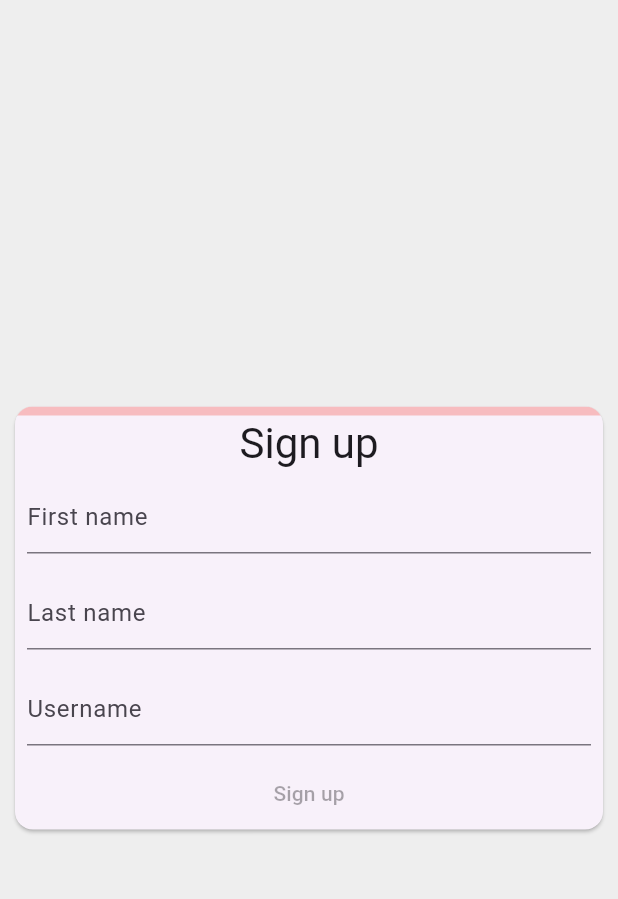
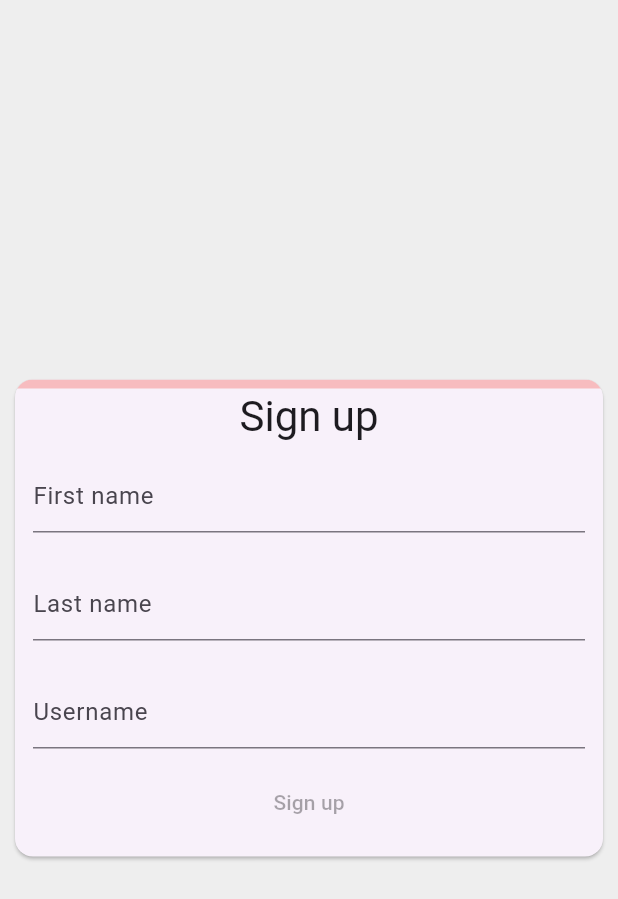
Before and after one commit to Hamid313-coder/animted_signup_progress, a Flutter app: the screen it shows after launch, on a phone screen of 412 x 824 dp. Shown: the top 899 px of the screen. Run offline on Flutter 3.47's test engine with Material 3 defaults, Android fonts, the light colour scheme and no system bars.

Commit message:
fixed spacing

```diff
--- a/lib/main.dart
+++ b/lib/main.dart
@@ -10,6 +10,7 @@ class SignUpApp extends StatelessWidget {
   @override
   Widget build(BuildContext context) {
     return MaterialApp(
+      debugShowCheckedModeBanner: false,
       theme: Theme.of(context).copyWith(
           pageTransitionsTheme: const PageTransitionsTheme(builders: {
             TargetPlatform.windows: FadeUpwardsPageTransitionsBuilder()
--- a/lib/widgets/signup_form.dart
+++ b/lib/widgets/signup_form.dart
@@ -25,21 +25,21 @@ class _SignUpFormState extends State<SignUpForm> {
           AnimatedProgressIndicator(value: _formProgress),
           Text('Sign up', style: Theme.of(context).textTheme.headlineMedium),
           Padding(
-            padding: const EdgeInsets.all(8),
+            padding: const EdgeInsets.all(12),
             child: TextFormField(
               controller: _firstNameTextController,
               decoration: const InputDecoration(hintText: 'First name'),
             ),
           ),
           Padding(
-            padding: const EdgeInsets.all(8),
+            padding: const EdgeInsets.all(12),
             child: TextFormField(
               controller: _lastNameTextController,
               decoration: const InputDecoration(hintText: 'Last name'),
             ),
           ),
           Padding(
-            padding: const EdgeInsets.all(8),
+            padding: const EdgeInsets.all(12),
             child: TextFormField(
               controller: _usernameTextController,
               decoration: const InputDecoration(hintText: 'Username'),
@@ -61,6 +61,7 @@ class _SignUpFormState extends State<SignUpForm> {
             onPressed: _formProgress == 1 ? _showWelcomeScreen : null,
             child: const Text('Sign up'),
           ),
+          const SizedBox(height: 12)
         ],
       ),
     );
```
